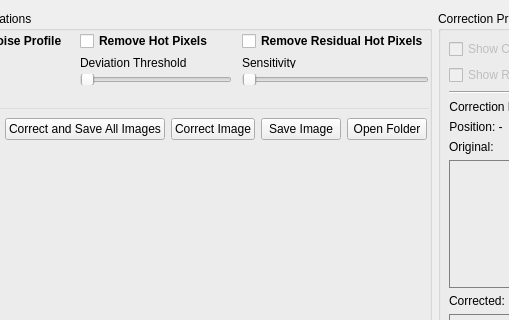
Before: the Qt Designer form src/hotpixels/ui/image_correction_tab.ui in gkyle/hotpixels, drawn with Qt 5; both pictures show x 453 to 962 and y 0 to 320 of the 1068 by 750 pixel window.
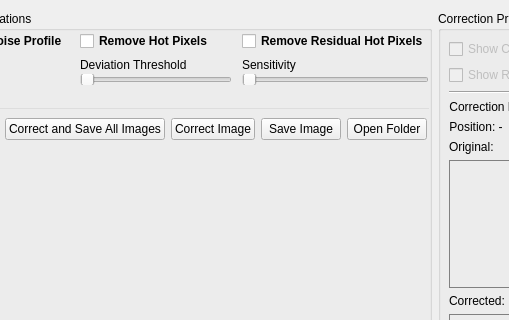
After: the same form once the commit is applied.

The edit to the form file:
```diff
--- a/src/hotpixels/ui/image_correction_tab.ui
+++ b/src/hotpixels/ui/image_correction_tab.ui
@@ -431,6 +431,12 @@
                   </property>
                   <item>
                    <widget class="QLabel" name="label_2">
+                    <property name="minimumSize">
+                     <size>
+                      <width>0</width>
+                      <height>16</height>
+                     </size>
+                    </property>
                     <property name="text">
                      <string>Deviation Threshold</string>
                     </property>
@@ -516,6 +522,12 @@
                   </property>
                   <item>
                    <widget class="QLabel" name="label">
+                    <property name="minimumSize">
+                     <size>
+                      <width>2</width>
+                      <height>16</height>
+                     </size>
+                    </property>
                     <property name="text">
                      <string>Sensitivity</string>
                     </property>
```
